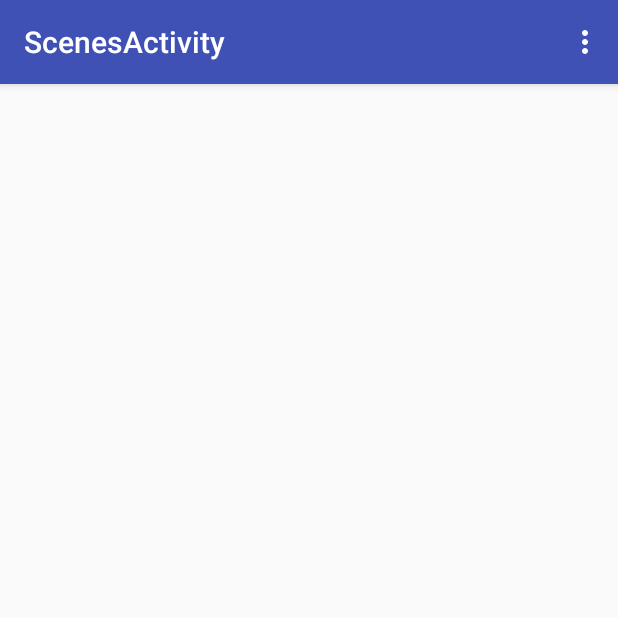
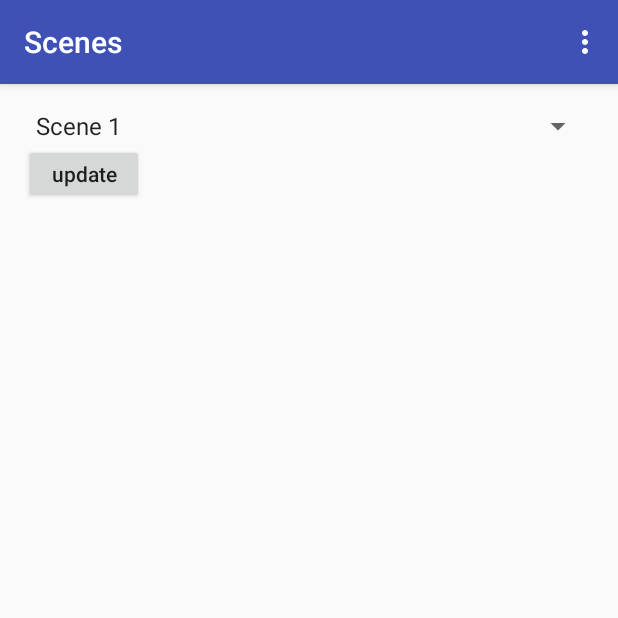
Before and after one commit to jrkosinski/FutronixAlexa, an Android app: the ScenesActivity screen opened directly, with no data from a screen before it, on a phone screen of 412 x 824 dp, the top half of it. Run offline under Robolectric (Android 15) with nearby library versions, the phone set to English and light mode, and no system bars.

Commit message:
Added scene set

```diff
--- a/AndroidConsole/AlexaAdmin/app/src/main/AndroidManifest.xml
+++ b/AndroidConsole/AlexaAdmin/app/src/main/AndroidManifest.xml
@@ -2,14 +2,16 @@
 <manifest xmlns:android="http://schemas.android.com/apk/res/android"
     package="futronix.alexaadmin" >
 
-    <uses-permission android:name="android.permission.INTERNET" />
-    <uses-permission android:name="android.permission.ACCESS_NETWORK_STATE" />
+    <uses-permission android:name="android.permission.INTERNET"/>
+    <uses-permission android:name="android.permission.ACCESS_NETWORK_STATE"/>
+    <uses-permission android:name="android.permission.CHANGE_WIFI_MULTICAST_STATE" />
     <uses-permission android:name="android.permission.ACCESS_WIFI_STATE" />
 
     <application
         android:allowBackup="true"
         android:icon="@mipmap/ic_launcher"
         android:label="@string/app_name"
+        android:name=".TheApp"
         android:supportsRtl="true"
         android:theme="@style/AppTheme" >
         <activity
--- a/AndroidConsole/AlexaAdmin/app/src/main/java/futronix/alexaadmin/activities/FindDevicesActivity.java
+++ b/AndroidConsole/AlexaAdmin/app/src/main/java/futronix/alexaadmin/activities/FindDevicesActivity.java
@@ -4,6 +4,7 @@ import android.os.Bundle;
 import android.view.View;
 import android.widget.Button;
 
+import futronix.alexaadmin.Global;
 import futronix.alexaadmin.R;
 
 public class FindDevicesActivity extends FutronixActivity
@@ -22,6 +23,7 @@ public class FindDevicesActivity extends FutronixActivity
         this.findButton.setOnClickListener(new View.OnClickListener() {
             @Override
             public void onClick(final View v) {
+                Global.device.clear();
                 directToMain();
             }
         });
--- a/AndroidConsole/AlexaAdmin/app/src/main/java/futronix/alexaadmin/activities/ScenesActivity.java
+++ b/AndroidConsole/AlexaAdmin/app/src/main/java/futronix/alexaadmin/activities/ScenesActivity.java
@@ -1,16 +1,53 @@
 package futronix.alexaadmin.activities;
 
 import android.os.Bundle;
+import android.view.View;
+import android.widget.Button;
+import android.widget.Spinner;
 
+import futronix.alexaadmin.Global;
 import futronix.alexaadmin.R;
+import futronix.alexaadmin.api.ApiStatus;
+import futronix.alexaadmin.callbacks.ApiStatusCallback;
 
 public class ScenesActivity extends FutronixActivity
 {
+    private Button setSceneButton;
+    private Spinner sceneSpinner;
+
     @Override
     protected int getLayoutResId() { return R.layout.activity_scenes;}
 
     @Override
     protected void onCreate(Bundle savedInstanceState) {
         super.onCreate(savedInstanceState);
+
+        this.setSceneButton = (Button)this.findViewById(R.id.setSceneButton);
+        this.sceneSpinner = (Spinner)this.findViewById(R.id.sceneSpinner);
+
+        this.setSceneButton.setOnClickListener(new View.OnClickListener() {
+            @Override
+            public void onClick(View v) {
+                int scene = sceneSpinner.getSelectedItemPosition();
+
+                Global.apiInterface.setSceneAsync(scene, new ApiStatusCallback() {
+                    @Override
+                    public void execute(ApiStatus status) {
+                        dismissSpinner();
+
+                        switch (status) {
+                            case NotFound:
+                                directToDiscover();
+                                break;
+                            case NotSetUp:
+                                directToSetup();
+                                break;
+                            case Running:
+                                break;
+                        }
+                    }
+                });
+            }
+        });
     }
 }
--- a/AndroidConsole/AlexaAdmin/app/src/main/java/futronix/alexaadmin/api/ApiStatus.java
+++ b/AndroidConsole/AlexaAdmin/app/src/main/java/futronix/alexaadmin/api/ApiStatus.java
@@ -4,6 +4,7 @@ package futronix.alexaadmin.api;
  * Created by Home on 24/4/2560.
  */
 public enum ApiStatus {
+    Unknown,
     NotFound,
     NotSetUp,
     Running
--- a/AndroidConsole/AlexaAdmin/app/src/main/java/futronix/alexaadmin/api/IApiInterface.java
+++ b/AndroidConsole/AlexaAdmin/app/src/main/java/futronix/alexaadmin/api/IApiInterface.java
@@ -9,4 +9,5 @@ public interface IApiInterface {
     public ApiStatus getStatus();
     public void getStatusAsync(final ApiStatusCallback callback);
     public void setupAsync(String wifiSsid, String wifiPasswd, final ApiStatusCallback callback);
+    public void setSceneAsync(int scene, final ApiStatusCallback callback);
 }
--- a/AndroidConsole/AlexaAdmin/app/src/main/res/layout/content_scenes.xml
+++ b/AndroidConsole/AlexaAdmin/app/src/main/res/layout/content_scenes.xml
@@ -12,13 +12,22 @@
     tools:context="futronix.alexaadmin.activities.MainActivity"
     tools:showIn="@layout/activity_main">
 
-    <ProgressBar
-        android:indeterminate="true"
-        android:layout_centerInParent="true"
-        android:layout_width="wrap_content"
+    <Spinner
+        android:id="@+id/sceneSpinner"
+        android:layout_width="match_parent"
         android:layout_height="wrap_content"
-        android:id="@+id/progressSpinner"
-        android:visibility="gone">
-    </ProgressBar>
+        android:entries="@array/scenes_array"
+        android:prompt="@string/set_scene_number" />
+
+    <Button
+        android:layout_width="80dp"
+        android:layout_height="40dp"
+        android:textAlignment="center"
+        android:text="update"
+        android:id="@+id/setSceneButton"
+        android:layout_below="@+id/sceneSpinner"
+        android:textAllCaps="false"/>
+
+    <include layout="@layout/progress_spinner" />
 
 </RelativeLayout>
--- a/AndroidConsole/AlexaAdmin/app/src/main/res/values/strings.xml
+++ b/AndroidConsole/AlexaAdmin/app/src/main/res/values/strings.xml
@@ -1,8 +1,21 @@
 <resources>
     <string name="app_name">AlexaAdmin</string>
     <string name="action_settings">Settings</string>
-    <string name="title_activity_setup">SetupActivity</string>
-    <string name="title_activity_scenes">ScenesActivity</string>
-    <string name="title_activity_find_devices">FindDevicesActivity</string>
-    <string name="title_activity_scan">ScanActivity</string>
+    <string name="title_activity_setup">Setup</string>
+    <string name="title_activity_scenes">Scenes</string>
+    <string name="title_activity_find_devices">Find Devices</string>
+    <string name="set_scene_number">Set a scene</string>
+
+    <string-array name="scenes_array">
+        <item>Scene 1</item>
+        <item>Scene 2</item>
+        <item>Scene 3</item>
+        <item>Scene 4</item>
+        <item>Scene 5</item>
+        <item>Scene 6</item>
+        <item>Scene 7</item>
+        <item>Scene 8</item>
+        <item>Scene 9</item>
+        <item>Scene 10</item>
+    </string-array>
 </resources>
```
Also changed, not shown: AndroidConsole/AlexaAdmin/app/src/main/java/futronix/alexaadmin/Global.java (+5 -3 lines), AndroidConsole/AlexaAdmin/app/src/main/java/futronix/alexaadmin/TheApp.java (added, +53 -0 lines), AndroidConsole/AlexaAdmin/app/src/main/java/futronix/alexaadmin/activities/MainActivity.java (+32 -0 lines), AndroidConsole/AlexaAdmin/app/src/main/java/futronix/alexaadmin/api/ApiInterface.java (+103 -39 lines), AndroidConsole/AlexaAdmin/app/src/main/java/futronix/alexaadmin/api/UdpBroadcast.java (+56 -9 lines), AndroidConsole/AlexaAdmin/app/src/main/java/futronix/alexaadmin/api/testing/DummyApiInterface.java (+10 -2 lines), AndroidConsole/AlexaAdmin/app/src/main/java/futronix/alexaadmin/model/Device.java (+19 -3 lines), AndroidConsole/AlexaAdmin/app/src/main/java/futronix/alexaadmin/tasks/UdpBroadcastTask.java (added, +30 -0 lines), AndroidConsole/AlexaAdmin/app/src/main/res/layout/content_find_devices.xml (+1 -8 lines), AndroidConsole/AlexaAdmin/app/src/main/res/layout/content_main.xml (+1 -8 lines), AndroidConsole/AlexaAdmin/app/src/main/res/layout/content_setup.xml (+1 -8 lines), AndroidConsole/AlexaAdmin/app/src/main/res/layout/progress_spinner.xml (added, +12 -0 lines).
